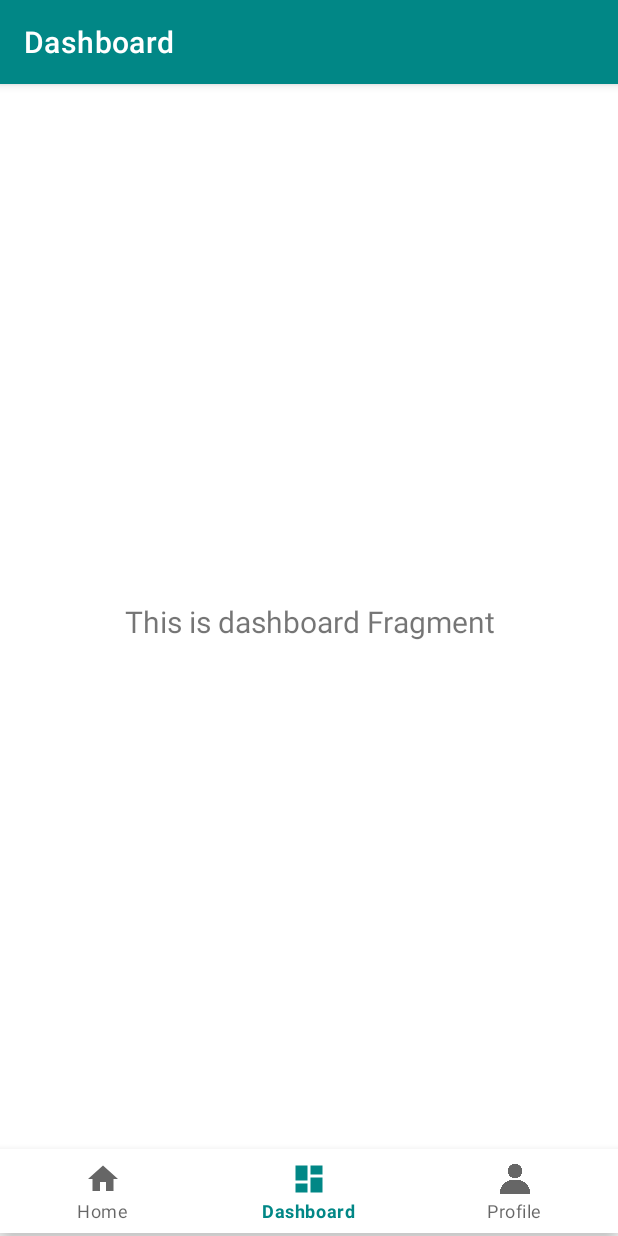
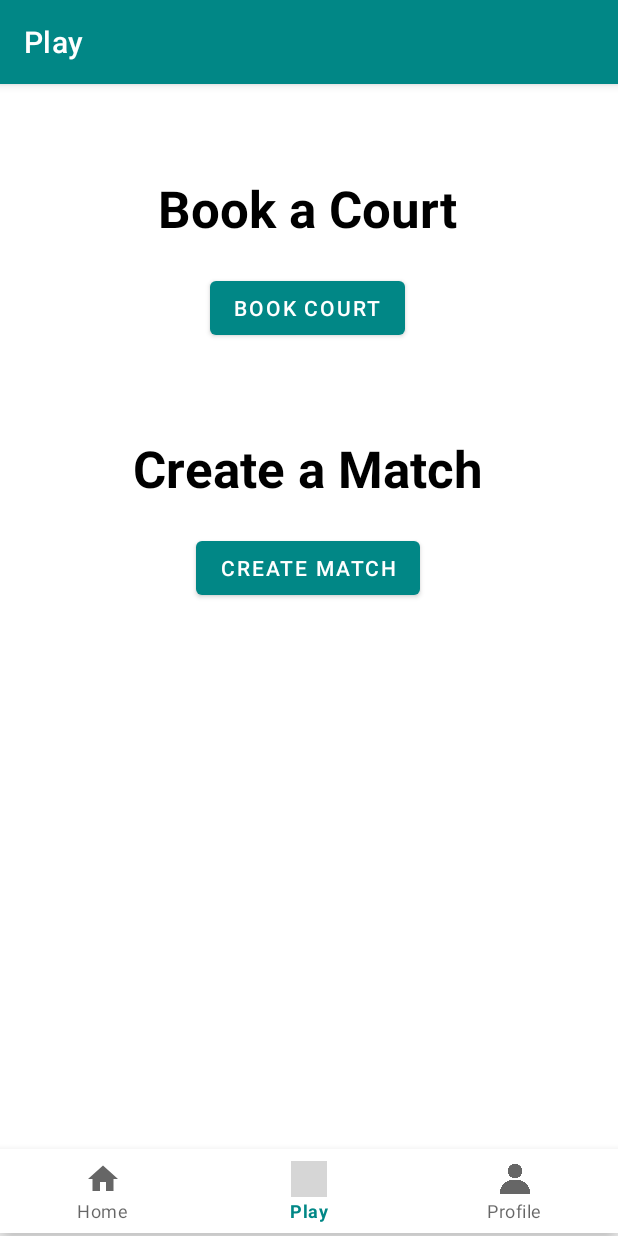
Before and after one commit to RafVanhoegaerden-s128965/paddel-app, an Android app: the HomeFragment screen opened directly, with no data from a screen before it, item 2 of the bottom bar chosen, on a phone screen of 412 x 824 dp. Run offline under Robolectric (Android 15) with nearby library versions, the phone set to English and light mode, and no system bars; our stand-ins replace Firebase (no records; nobody signed in at launch, a user with empty details on screens opened directly), navigation-ui; grey boxes are pictures that could not be loaded.

Commit message:
Front-end Play Page

```diff
--- a/app/src/main/java/com/example/paddel_app/MainActivity.kt
+++ b/app/src/main/java/com/example/paddel_app/MainActivity.kt
@@ -41,7 +41,7 @@ class MainActivity : AppCompatActivity() {
         // menu should be considered as top level destinations.
         val appBarConfiguration = AppBarConfiguration(
             setOf(
-                R.id.navigation_home, R.id.navigation_dashboard, R.id.navigation_profile
+                R.id.navigation_home, R.id.navigation_play, R.id.navigation_profile
             )
         )
 
@@ -49,6 +49,7 @@ class MainActivity : AppCompatActivity() {
         navView.setupWithNavController(navController)
         //endregion
 
+        //region Getters
         getUser { user ->
             if (user != null) {
                 Log.d("MainActivity", "User: ${user.firstName} ${user.lastName}")
@@ -63,6 +64,7 @@ class MainActivity : AppCompatActivity() {
                 Log.d("MainActivity", "Court: ${court}")
             }
         }
+        //endregion
     }
 
     private fun getUser(callback: (User?) -> Unit) {
--- a/app/src/main/java/com/example/paddel_app/ui/dashboard/DashboardFragment.kt
+++ /dev/null
@@ -1,42 +0,0 @@
-package com.example.paddel_app.ui.dashboard
-
-import android.os.Bundle
-import android.view.LayoutInflater
-import android.view.View
-import android.view.ViewGroup
-import android.widget.TextView
-import androidx.fragment.app.Fragment
-import androidx.lifecycle.ViewModelProvider
-import com.example.paddel_app.databinding.FragmentDashboardBinding
-
-class DashboardFragment : Fragment() {
-
-    private var _binding: FragmentDashboardBinding? = null
-
-    // This property is only valid between onCreateView and
-    // onDestroyView.
-    private val binding get() = _binding!!
-
-    override fun onCreateView(
-        inflater: LayoutInflater,
-        container: ViewGroup?,
-        savedInstanceState: Bundle?
-    ): View {
-        val dashboardViewModel =
-            ViewModelProvider(this).get(DashboardViewModel::class.java)
-
-        _binding = FragmentDashboardBinding.inflate(inflater, container, false)
-        val root: View = binding.root
-
-        val textView: TextView = binding.textDashboard
-        dashboardViewModel.text.observe(viewLifecycleOwner) {
-            textView.text = it
-        }
-        return root
-    }
-
-    override fun onDestroyView() {
-        super.onDestroyView()
-        _binding = null
-    }
-}
--- a/app/src/main/java/com/example/paddel_app/ui/dashboard/DashboardViewModel.kt
+++ /dev/null
@@ -1,13 +0,0 @@
-package com.example.paddel_app.ui.dashboard
-
-import androidx.lifecycle.LiveData
-import androidx.lifecycle.MutableLiveData
-import androidx.lifecycle.ViewModel
-
-class DashboardViewModel : ViewModel() {
-
-    private val _text = MutableLiveData<String>().apply {
-        value = "This is dashboard Fragment"
-    }
-    val text: LiveData<String> = _text
-}
--- a/app/src/main/java/com/example/paddel_app/ui/home/HomeFragment.kt
+++ b/app/src/main/java/com/example/paddel_app/ui/home/HomeFragment.kt
@@ -35,35 +35,5 @@ class HomeFragment : Fragment() {
 
         homeViewModel = ViewModelProvider(this).get(HomeViewModel::class.java)
 
-        val btnMakeReservation: Button = binding.btnMakeReservation
-        btnMakeReservation.setOnClickListener {
-            // Call the function to get and display the court list
-            (activity as? MainActivity)?.getCourts { courts ->
-                val courtNames = courts.map { it.name }
-                showCourtListPopup(courtNames)
-            }
-        }
-    }
-
-    private fun showCourtListPopup(courtList: List<String>) {
-        val popupView = layoutInflater.inflate(R.layout.popup_court, null)
-
-        val listView: ListView = popupView.findViewById(R.id.listViewCourts)
-        val adapter = ArrayAdapter(requireContext(), android.R.layout.simple_list_item_1, courtList)
-        listView.adapter = adapter
-
-        val popupWindow = PopupWindow(
-            popupView,
-            ViewGroup.LayoutParams.WRAP_CONTENT,
-            ViewGroup.LayoutParams.WRAP_CONTENT
-        )
-
-        // Set the dismiss listener
-        popupWindow.setOnDismissListener {
-            // Handle dismiss event if needed
-        }
-
-        // Show the popup at the center of the screen
-        popupWindow.showAtLocation(requireView(), Gravity.CENTER, 0, 0)
     }
 }
--- /dev/null
+++ b/app/src/main/java/com/example/paddel_app/ui/play/PlayFragment.kt
@@ -0,0 +1,75 @@
+package com.example.paddel_app.ui.play
+
+import androidx.lifecycle.ViewModelProvider
+import android.os.Bundle
+import android.view.Gravity
+import androidx.fragment.app.Fragment
+import android.view.LayoutInflater
+import android.view.View
+import android.view.ViewGroup
+import android.widget.ArrayAdapter
+import android.widget.Button
+import android.widget.ListView
+import android.widget.PopupWindow
+import com.example.paddel_app.MainActivity
+import com.example.paddel_app.R
+import com.example.paddel_app.databinding.FragmentHomeBinding
+import com.example.paddel_app.databinding.FragmentPlayBinding
+
+class PlayFragment : Fragment() {
+
+    private var _binding: FragmentPlayBinding? = null
+    private lateinit var playViewModel: PlayViewModel
+
+    private val binding get() = _binding!!
+
+    override fun onCreateView(
+        inflater: LayoutInflater, container: ViewGroup?,
+        savedInstanceState: Bundle?
+    ): View? {
+        _binding = FragmentPlayBinding.inflate(inflater, container, false)
+        val root: View = binding.root
+
+        playViewModel = ViewModelProvider(this).get(PlayViewModel::class.java)
+
+
+
+        val btnMakeReservation: Button = binding.btnBookCourt
+        btnMakeReservation.setOnClickListener {
+            // Call the function to get and display the court list
+            (activity as? MainActivity)?.getCourts { courts ->
+                val courtNames = courts.map { it.name }
+                showCourtListPopup(courtNames)
+            }
+        }
+
+        return root
+    }
+
+    override fun onDestroyView() {
+        super.onDestroyView()
+        _binding = null
+    }
+
+    private fun showCourtListPopup(courtList: List<String>) {
+        val popupView = layoutInflater.inflate(R.layout.popup_court, null)
+
+        val listView: ListView = popupView.findViewById(R.id.listViewCourts)
+        val adapter = ArrayAdapter(requireContext(), android.R.layout.simple_list_item_1, courtList)
+        listView.adapter = adapter
+
+        val popupWindow = PopupWindow(
+            popupView,
+            ViewGroup.LayoutParams.WRAP_CONTENT,
+            ViewGroup.LayoutParams.WRAP_CONTENT
+        )
+
+        // Set the dismiss listener
+        popupWindow.setOnDismissListener {
+            // Handle dismiss event if needed
+        }
+
+        // Show the popup at the center of the screen
+        popupWindow.showAtLocation(requireView(), Gravity.CENTER, 0, 0)
+    }
+}
--- /dev/null
+++ b/app/src/main/java/com/example/paddel_app/ui/play/PlayViewModel.kt
@@ -0,0 +1,7 @@
+package com.example.paddel_app.ui.play
+
+import androidx.lifecycle.ViewModel
+
+class PlayViewModel : ViewModel() {
+    // TODO: Implement the ViewModel
+}
--- a/app/src/main/res/layout/fragment_dashboard.xml
+++ /dev/null
@@ -1,22 +0,0 @@
-<?xml version="1.0" encoding="utf-8"?>
-<androidx.constraintlayout.widget.ConstraintLayout xmlns:android="http://schemas.android.com/apk/res/android"
-    xmlns:app="http://schemas.android.com/apk/res-auto"
-    xmlns:tools="http://schemas.android.com/tools"
-    android:layout_width="match_parent"
-    android:layout_height="match_parent"
-    tools:context=".ui.dashboard.DashboardFragment">
-
-    <TextView
-        android:id="@+id/text_dashboard"
-        android:layout_width="match_parent"
-        android:layout_height="wrap_content"
-        android:layout_marginStart="8dp"
-        android:layout_marginTop="8dp"
-        android:layout_marginEnd="8dp"
-        android:textAlignment="center"
-        android:textSize="20sp"
-        app:layout_constraintBottom_toBottomOf="parent"
-        app:layout_constraintEnd_toEndOf="parent"
-        app:layout_constraintStart_toStartOf="parent"
-        app:layout_constraintTop_toTopOf="parent" />
-</androidx.constraintlayout.widget.ConstraintLayout>
--- a/app/src/main/res/layout/fragment_home.xml
+++ b/app/src/main/res/layout/fragment_home.xml
@@ -5,16 +5,6 @@
     android:layout_width="match_parent"
     android:layout_height="match_parent"
     tools:context=".ui.home.HomeFragment">
-
-    <Button
-        android:id="@+id/btnMakeReservation"
-        android:layout_width="wrap_content"
-        android:layout_height="wrap_content"
-        android:text="Make Reservation"
-        app:layout_constraintBottom_toBottomOf="parent"
-        app:layout_constraintEnd_toEndOf="parent"
-        app:layout_constraintStart_toStartOf="parent"
-        app:layout_constraintTop_toTopOf="parent" />
 
     <TextView
         android:id="@+id/text_home"
--- /dev/null
+++ b/app/src/main/res/layout/fragment_play.xml
@@ -0,0 +1,59 @@
+<?xml version="1.0" encoding="utf-8"?>
+<androidx.constraintlayout.widget.ConstraintLayout xmlns:android="http://schemas.android.com/apk/res/android"
+    xmlns:app="http://schemas.android.com/apk/res-auto"
+    xmlns:tools="http://schemas.android.com/tools"
+    android:id="@+id/frameLayout"
+    android:layout_width="match_parent"
+    android:layout_height="match_parent"
+    tools:context=".ui.play.PlayFragment">
+
+    <TextView
+        android:id="@+id/bookCourtTextView"
+        android:layout_width="wrap_content"
+        android:layout_height="wrap_content"
+        android:layout_marginTop="60dp"
+        android:text="Book a Court"
+        android:textColor="#000000"
+        android:textSize="34sp"
+        android:textStyle="bold"
+        app:layout_constraintEnd_toEndOf="parent"
+        app:layout_constraintHorizontal_bias="0.497"
+        app:layout_constraintStart_toStartOf="parent"
+        app:layout_constraintTop_toTopOf="parent" />
+
+    <TextView
+        android:id="@+id/bookCourtTextView2"
+        android:layout_width="wrap_content"
+        android:layout_height="wrap_content"
+        android:layout_marginTop="60dp"
+        android:text="Create a Match"
+        android:textColor="#000000"
+        android:textSize="34sp"
+        android:textStyle="bold"
+        app:layout_constraintEnd_toEndOf="parent"
+        app:layout_constraintHorizontal_bias="0.497"
+        app:layout_constraintStart_toStartOf="parent"
+        app:layout_constraintTop_toBottomOf="@+id/btnBookCourt" />
+
+    <Button
+        android:id="@+id/btnBookCourt"
+        android:layout_width="wrap_content"
+        android:layout_height="wrap_content"
+        android:layout_marginTop="20dp"
+        android:text="Book Court"
+        app:layout_constraintEnd_toEndOf="parent"
+        app:layout_constraintHorizontal_bias="0.497"
+        app:layout_constraintStart_toStartOf="parent"
+        app:layout_constraintTop_toBottomOf="@+id/bookCourtTextView" />
+
+    <Button
+        android:id="@+id/btnCreateMatch"
+        android:layout_width="wrap_content"
+        android:layout_height="wrap_content"
+        android:layout_marginTop="20dp"
+        android:text="Create Match"
+        app:layout_constraintEnd_toEndOf="parent"
+        app:layout_constraintHorizontal_bias="0.497"
+        app:layout_constraintStart_toStartOf="parent"
+        app:layout_constraintTop_toBottomOf="@+id/bookCourtTextView2" />
+</androidx.constraintlayout.widget.ConstraintLayout>
--- a/app/src/main/res/menu/bottom_nav_menu.xml
+++ b/app/src/main/res/menu/bottom_nav_menu.xml
@@ -7,9 +7,9 @@
         android:title="@string/title_home" />
 
     <item
-        android:id="@+id/navigation_dashboard"
-        android:icon="@drawable/ic_dashboard_black_24dp"
-        android:title="@string/title_dashboard" />
+        android:id="@+id/navigation_play"
+        android:icon="@drawable/tennis_ball"
+        android:title="@string/title_play" />
     <item
         android:id="@+id/navigation_profile"
         android:icon="@drawable/profile_icon"
--- a/app/src/main/res/navigation/mobile_navigation.xml
+++ b/app/src/main/res/navigation/mobile_navigation.xml
@@ -12,10 +12,10 @@
         tools:layout="@layout/fragment_home" />
 
     <fragment
-        android:id="@+id/navigation_dashboard"
-        android:name="com.example.paddel_app.ui.dashboard.DashboardFragment"
-        android:label="@string/title_dashboard"
-        tools:layout="@layout/fragment_dashboard" />
+        android:id="@+id/navigation_play"
+        android:name="com.example.paddel_app.ui.play.PlayFragment"
+        android:label="@string/title_play"
+        tools:layout="@layout/fragment_play" />
 
     <fragment
         android:id="@+id/navigation_profile"
--- a/app/src/main/res/values/strings.xml
+++ b/app/src/main/res/values/strings.xml
@@ -1,7 +1,7 @@
 <resources>
     <string name="app_name">paddel-app</string>
     <string name="title_home">Home</string>
-    <string name="title_dashboard">Dashboard</string>
+    <string name="title_play">Play</string>
     <string name="title_profile">Profile</string>
     <!-- TODO: Remove or change this placeholder text -->
     <string name="hello_blank_fragment">Hello blank fragment</string>
```
